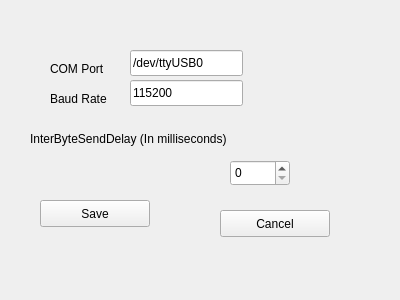
This is src/comsettings.ui in fredcooke/emstudio as Qt 5 draws it before an edit. The edited form follows.
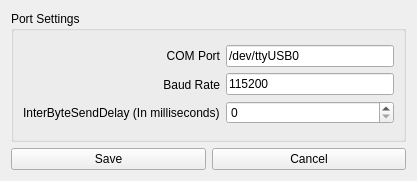
This is the edited form.

Commit message: Change so settings are now stored in a local settings.ini file

```diff
--- a/src/comsettings.ui
+++ b/src/comsettings.ui
@@ -6,114 +6,105 @@
    <rect>
     <x>0</x>
     <y>0</y>
-    <width>400</width>
-    <height>300</height>
+    <width>417</width>
+    <height>181</height>
    </rect>
   </property>
   <property name="windowTitle">
    <string>Form</string>
   </property>
+  <layout class="QVBoxLayout" name="verticalLayout_4">
+   <item>
+    <layout class="QVBoxLayout" name="verticalLayout_3" stretch="1,0">
+     <item>
+      <widget class="QGroupBox" name="groupBox">
+       <property name="title">
+        <string>Port Settings</string>
+       </property>
+       <layout class="QVBoxLayout" name="verticalLayout_5">
+        <item>
+         <layout class="QHBoxLayout" name="horizontalLayout">
+          <item>
+           <layout class="QVBoxLayout" name="verticalLayout">
+            <item>
+             <widget class="QLabel" name="label">
+              <property name="layoutDirection">
+               <enum>Qt::LeftToRight</enum>
+              </property>
+              <property name="text">
+               <string>COM Port</string>
+              </property>
+              <property name="alignment">
+               <set>Qt::AlignRight|Qt::AlignTrailing|Qt::AlignVCenter</set>
+              </property>
+             </widget>
+            </item>
+            <item>
   <widget class="QLabel" name="label_2">
-   <property name="geometry">
-    <rect>
-     <x>50</x>
-     <y>90</y>
-     <width>69</width>
-     <height>18</height>
-    </rect>
-   </property>
    <property name="text">
     <string>Baud Rate</string>
    </property>
-  </widget>
-  <widget class="QLineEdit" name="baudRateLineEdit">
-   <property name="geometry">
-    <rect>
-     <x>130</x>
-     <y>80</y>
-     <width>113</width>
-     <height>26</height>
-    </rect>
-   </property>
+              <property name="alignment">
+               <set>Qt::AlignRight|Qt::AlignTrailing|Qt::AlignVCenter</set>
+              </property>
+             </widget>
+            </item>
+            <item>
+             <widget class="QLabel" name="label_7">
    <property name="text">
-    <string>115200</string>
-   </property>
-  </widget>
+               <string>InterByteSendDelay (In milliseconds)</string>
+              </property>
+             </widget>
+            </item>
+           </layout>
+          </item>
+          <item>
+           <layout class="QVBoxLayout" name="verticalLayout_2">
+            <item>
   <widget class="QLineEdit" name="portNameLineEdit">
-   <property name="geometry">
-    <rect>
-     <x>130</x>
-     <y>50</y>
-     <width>113</width>
-     <height>26</height>
-    </rect>
-   </property>
    <property name="text">
     <string>/dev/ttyUSB0</string>
    </property>
   </widget>
-  <widget class="QLabel" name="label">
-   <property name="geometry">
-    <rect>
-     <x>50</x>
-     <y>60</y>
-     <width>69</width>
-     <height>18</height>
-    </rect>
-   </property>
+            </item>
+            <item>
+             <widget class="QLineEdit" name="baudRateLineEdit">
    <property name="text">
-    <string>COM Port</string>
-   </property>
-  </widget>
+               <string>115200</string>
+              </property>
+             </widget>
+            </item>
+            <item>
+             <widget class="QSpinBox" name="interByteDelaySpinBox"/>
+            </item>
+           </layout>
+          </item>
+         </layout>
+        </item>
+       </layout>
+      </widget>
+     </item>
+     <item>
+      <layout class="QHBoxLayout" name="horizontalLayout_2">
+       <item>
   <widget class="QPushButton" name="savePushButton">
-   <property name="geometry">
-    <rect>
-     <x>40</x>
-     <y>200</y>
-     <width>110</width>
-     <height>27</height>
-    </rect>
-   </property>
    <property name="text">
     <string>Save</string>
    </property>
   </widget>
+       </item>
+       <item>
   <widget class="QPushButton" name="cancelPushButton">
-   <property name="geometry">
-    <rect>
-     <x>220</x>
-     <y>210</y>
-     <width>110</width>
-     <height>27</height>
-    </rect>
-   </property>
    <property name="text">
     <string>Cancel</string>
    </property>
   </widget>
-  <widget class="QSpinBox" name="interByteDelaySpinBox">
-   <property name="geometry">
-    <rect>
-     <x>230</x>
-     <y>160</y>
-     <width>60</width>
-     <height>26</height>
-    </rect>
-   </property>
-  </widget>
-  <widget class="QLabel" name="label_7">
-   <property name="geometry">
-    <rect>
-     <x>30</x>
-     <y>130</y>
-     <width>271</width>
-     <height>18</height>
-    </rect>
-   </property>
-   <property name="text">
-    <string>InterByteSendDelay (In milliseconds)</string>
-   </property>
-  </widget>
+       </item>
+      </layout>
+     </item>
+    </layout>
+   </item>
+  </layout>
  </widget>
  <resources/>
  <connections/>
```
Lines whose indentation alone changed are shown as unchanged. The commit also changes 4 other files.
